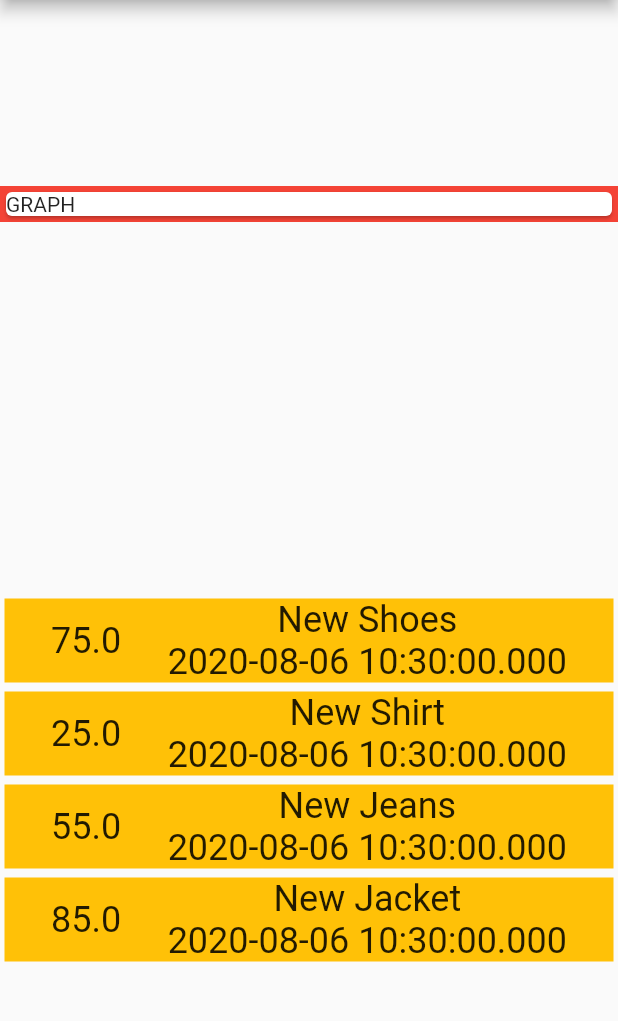
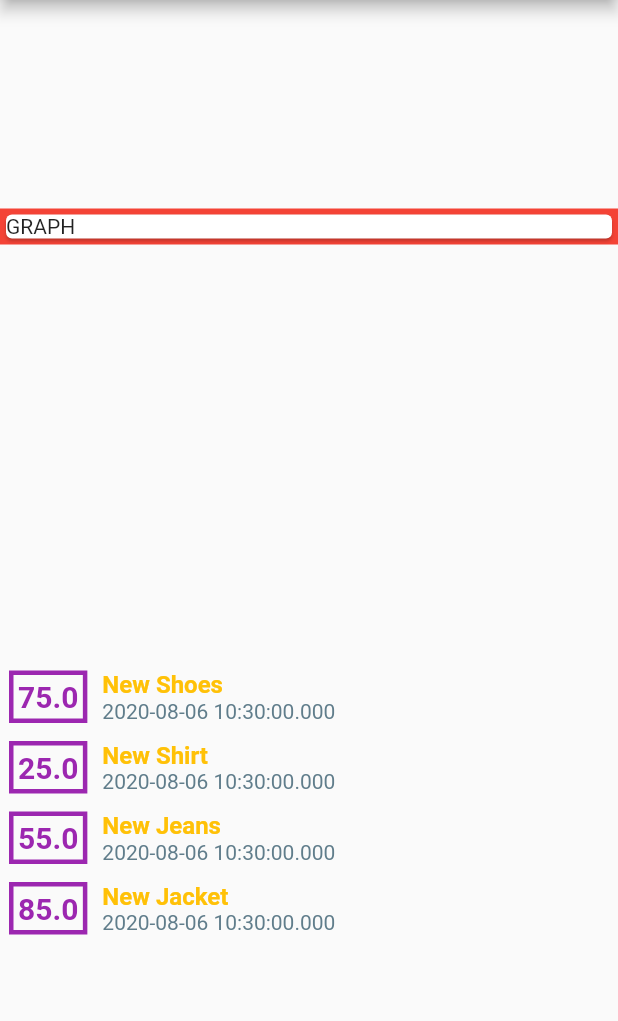
Before and after one commit to leticek/expenses_app, a Flutter app: the screen it shows after launch, on a phone screen of 412 x 824 dp, the part 84-1105 px from its top. Run offline on Flutter 3.47's test engine with Material 2 defaults, Android fonts, the phone set to English and light mode, and no system bars.

Commit message:
Formatting of TransactionWidget

```diff
--- a/lib/transaction_widget.dart
+++ b/lib/transaction_widget.dart
@@ -10,29 +10,49 @@ class TransactionWidget extends StatelessWidget {
   @override
   Widget build(BuildContext context) {
     return Container(
-      color: Colors.amber,
       margin: EdgeInsets.all(3),
       child: Row(
-        mainAxisAlignment: MainAxisAlignment.spaceEvenly,
+        mainAxisAlignment: MainAxisAlignment.start,
         children: <Widget>[
           Container(
+            decoration: BoxDecoration(
+              border: Border.all(
+                color: Colors.purple,
+                width: 3,
+              ),
+            ),
+            padding: EdgeInsets.all(3),
+            margin: EdgeInsets.fromLTRB(3, 3, 10, 3),
             child: Text(
               this.transaction.amount.toString(),
-              style: TextStyle(fontSize: 24),
+              style: TextStyle(
+                fontWeight: FontWeight.bold,
+                fontSize: 20,
+                color: Colors.purple,
               ),
             ),
-          Column(
+          ),
+          Container(
+            child: Column(
               mainAxisAlignment: MainAxisAlignment.spaceBetween,
+              crossAxisAlignment: CrossAxisAlignment.start,
               children: <Widget>[
                 Text(
                   this.transaction.title,
-                style: TextStyle(fontSize: 24),
+                  style: TextStyle(
+                      fontSize: 16,
+                      fontWeight: FontWeight.bold,
+                      color: Colors.amber),
                 ),
                 Text(
                   this.transaction.date.toLocal().toString(),
-                style: TextStyle(fontSize: 24),
+                  style: TextStyle(
+                    fontSize: 14,
+                    color: Colors.blueGrey,
+                  ),
                 ),
               ],
+            ),
           )
         ],
       ),
--- a/pubspec.yaml
+++ b/pubspec.yaml
@@ -32,6 +32,7 @@ dependencies:
 dev_dependencies:
   flutter_test:
     sdk: flutter
+  intl: ^0.16.1
 
 # For information on the generic Dart part of this file, see the
 # following page: https://dart.dev/tools/pub/pubspec
```
Also changed, not shown: pubspec.lock. Lines whose indentation alone changed are shown as unchanged.
